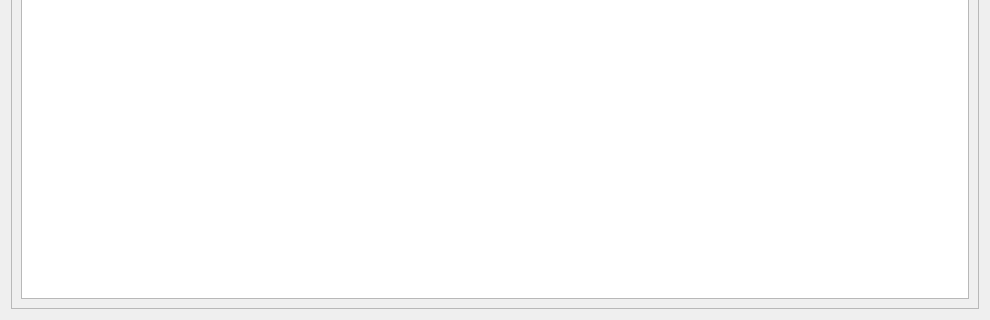
Qt form CanDriveTest/ConfigDataForm.ui (tanchuang123/CanTest) before a commit; both pictures show x 0 to 990 and y 389 to 709 of the 990 by 709 pixel window.
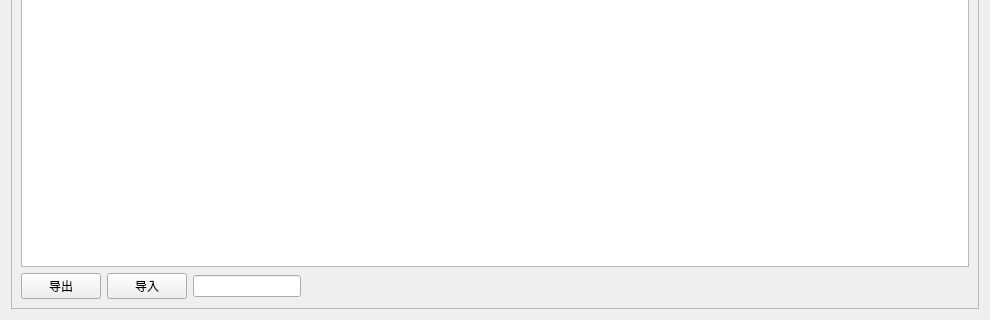
The same form after that commit. Custom widgets are drawn as their Qt base class.

Commit message: 导入导出

```diff
--- a/CanDriveTest/ConfigDataForm.ui
+++ b/CanDriveTest/ConfigDataForm.ui
@@ -13,9 +13,9 @@
   <property name="windowTitle">
    <string>Form</string>
   </property>
-  <layout class="QVBoxLayout" name="verticalLayout_3">
+  <layout class="QVBoxLayout" name="verticalLayout_4">
    <item>
-    <layout class="QVBoxLayout" name="verticalLayout_2">
+    <layout class="QVBoxLayout" name="verticalLayout_3">
      <item>
       <layout class="QHBoxLayout" name="horizontalLayout">
        <item>
@@ -88,9 +88,54 @@
           <height>653</height>
          </rect>
         </property>
-        <layout class="QVBoxLayout" name="verticalLayout">
+        <layout class="QVBoxLayout" name="verticalLayout_2">
          <item>
-          <widget class="QTreeView" name="treeView"/>
+          <layout class="QVBoxLayout" name="verticalLayout">
+           <item>
+            <widget class="QTreeView" name="treeView"/>
+           </item>
+           <item>
+            <layout class="QHBoxLayout" name="horizontalLayout_2">
+             <item>
+              <widget class="QPushButton" name="pushButton_OUT">
+               <property name="text">
+                <string>导出</string>
+               </property>
+              </widget>
+             </item>
+             <item>
+              <widget class="QPushButton" name="pushButton_IN">
+               <property name="text">
+                <string>导入</string>
+               </property>
+              </widget>
+             </item>
+             <item>
+              <widget class="QLineEdit" name="lineEdit_ini">
+               <property name="sizePolicy">
+                <sizepolicy hsizetype="Maximum" vsizetype="Maximum">
+                 <horstretch>0</horstretch>
+                 <verstretch>0</verstretch>
+                </sizepolicy>
+               </property>
+              </widget>
+             </item>
+             <item>
+              <spacer name="horizontalSpacer">
+               <property name="orientation">
+                <enum>Qt::Horizontal</enum>
+               </property>
+               <property name="sizeHint" stdset="0">
+                <size>
+                 <width>68</width>
+                 <height>20</height>
+                </size>
+               </property>
+              </spacer>
+             </item>
+            </layout>
+           </item>
+          </layout>
          </item>
         </layout>
        </widget>
```
The commit also changes 11 other files.
